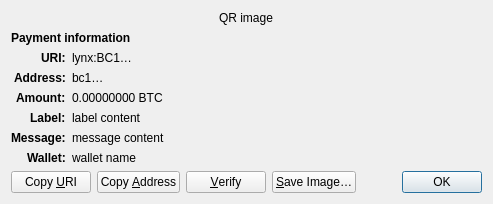
This is src/qt/forms/receiverequestdialog.ui in getlynx/Lynx as Qt 5 draws it before an edit. The edited form follows.
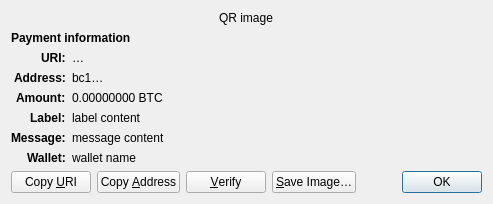
This is the edited form. Custom widgets are drawn as their Qt base class.

Patch:
```diff
--- a/src/qt/forms/receiverequestdialog.ui
+++ b/src/qt/forms/receiverequestdialog.ui
@@ -65,7 +65,7 @@
    <item row="2" column="1" alignment="Qt::AlignTop">
     <widget class="QLabel" name="uri_content">
      <property name="text">
-      <string notr="true">lynx:BC1…</string>
+      <string notr="true">…</string>
      </property>
      <property name="textFormat">
       <enum>Qt::RichText</enum>
```
